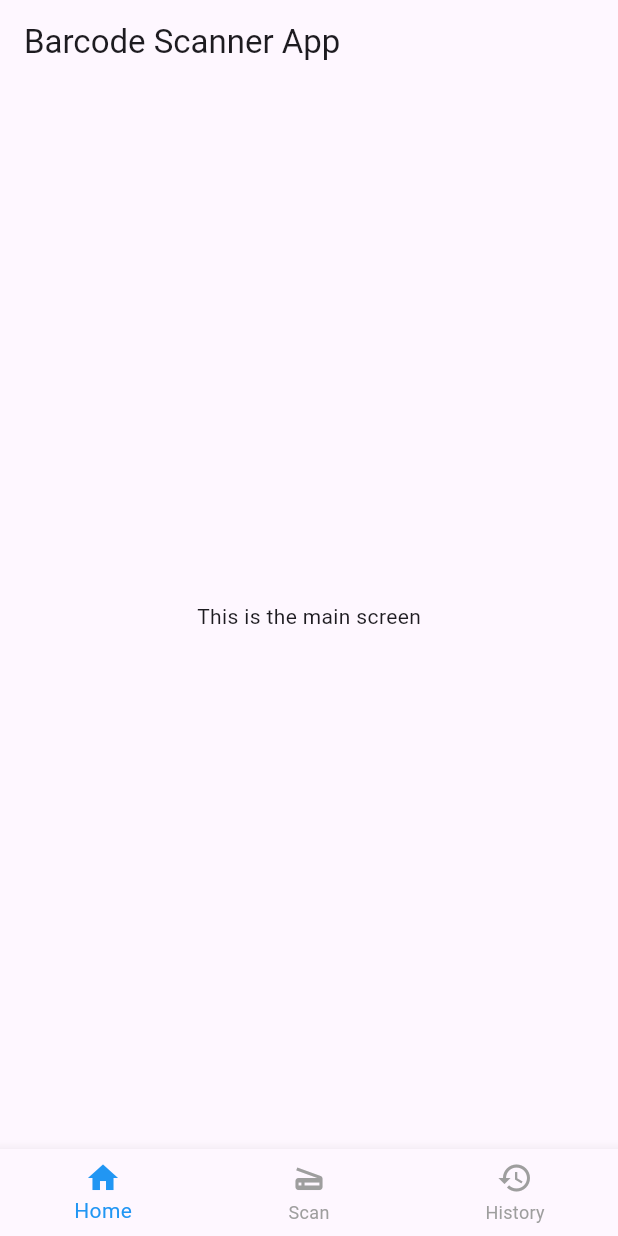
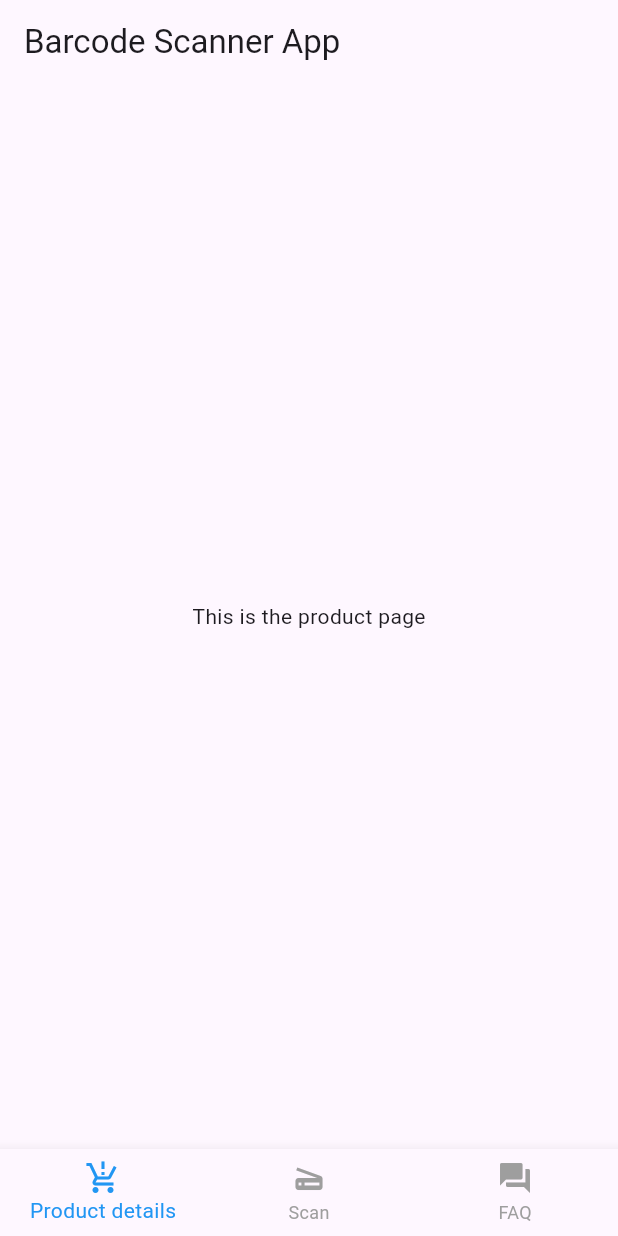
Before and after one commit to Lil-durk/concious_consumer_duo_app, a Flutter app: the screen it shows after launch, on a phone screen of 412 x 824 dp. Run offline on Flutter 3.47's test engine with Material 3 defaults, Android fonts, the phone set to English and light mode, and no system bars.

Commit message:
added other pages and made the selected page color work

```diff
--- a/lib/main.dart
+++ b/lib/main.dart
@@ -1,52 +1,59 @@
+import 'package:concious_consumer_duo_app/faq.dart';
+import 'package:concious_consumer_duo_app/product_details.dart';
+import 'package:concious_consumer_duo_app/scan_product.dart';
 import 'package:flutter/material.dart';
 
 void main() {
-  runApp(MyApp());
+  runApp(const MyApp());
 }
 
-class MyApp extends StatelessWidget {
+class MyApp extends StatefulWidget {
+  const MyApp({super.key});
+
+  @override
+  _MyAppState createState() => _MyAppState();
+}
+
+class _MyAppState extends State<MyApp> {
+  int currentIndex = 0;
+
   @override
   Widget build(BuildContext context) {
     return MaterialApp(
-      // Wrap Scaffold with MaterialApp
       home: Scaffold(
         appBar: AppBar(
-          title: Text('Barcode Scanner App'),
+          title: const Text('Barcode Scanner App'),
         ),
-        body: Center(
-          child: Text('This is the main screen'),
+        body: IndexedStack(
+          index: currentIndex, // Current selected index
+          children: const [
+            ProductDetailsPage(),
+            ScanProductPage(),
+            FaqPage(),
+          ],
         ),
         bottomNavigationBar: BottomNavigationBar(
           items: const <BottomNavigationBarItem>[
             BottomNavigationBarItem(
-              icon: Icon(Icons.home),
-              label: 'Home',
+              icon: Icon(Icons.production_quantity_limits),
+              label: 'Product details',
             ),
             BottomNavigationBarItem(
               icon: Icon(Icons.scanner),
               label: 'Scan',
             ),
             BottomNavigationBarItem(
-              icon: Icon(Icons.history),
-              label: 'History',
+              icon: Icon(Icons.question_answer),
+              label: 'FAQ',
             ),
           ],
-          currentIndex: 0, // Set the initial selected item
-          selectedItemColor: Colors.blue, // Color for selected item
-          unselectedItemColor: Colors.grey, // Color for unselected items
+          currentIndex: currentIndex,
+          selectedItemColor: Colors.blue,
+          unselectedItemColor: Colors.grey,
           onTap: (int index) {
-            // Handle item selection
-            switch (index) {
-              case 0:
-                // Navigate to home screen
-                break;
-              case 1:
-                // Navigate to scan screen
-                break;
-              case 2:
-                // Navigate to history screen
-                break;
-            }
+            setState(() {
+              currentIndex = index;
+            });
           },
         ),
       ),
--- /dev/null
+++ b/lib/product_details.dart
@@ -0,0 +1,12 @@
+import 'package:flutter/material.dart';
+
+class ProductDetailsPage extends StatelessWidget {
+  const ProductDetailsPage({super.key});
+
+  @override
+  Widget build(BuildContext context) {
+    return const Center(
+      child: Text('This is the product page'),
+    );
+  }
+}
--- a/pubspec.yaml
+++ b/pubspec.yaml
@@ -9,6 +9,7 @@ environment:
 dependencies:
   flutter:
     sdk: flutter
+  flutter_barcode_scanner: ^2.0.0
 
 dev_dependencies:
   flutter_test:
```
Also changed, not shown: lib/faq.dart (added, +12 -0 lines), lib/scan_product.dart (added, +12 -0 lines), pubspec.lock.
